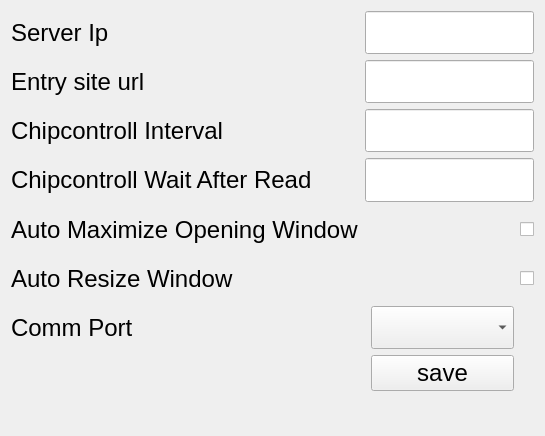
The window that src/views/settings/settings.ui (stivehu/um3) describes before a commit, drawn with Qt 5.
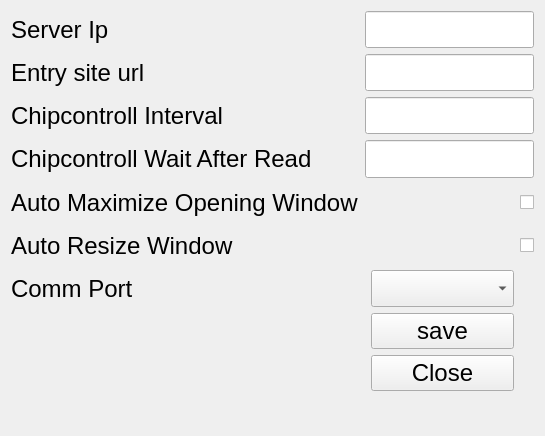
The same window after the commit.

```diff
--- a/src/views/settings/settings.ui
+++ b/src/views/settings/settings.ui
@@ -289,6 +289,18 @@
        </property>
       </widget>
      </item>
+     <item>
+      <widget class="QPushButton" name="closePushButton">
+       <property name="font">
+        <font>
+         <pointsize>18</pointsize>
+        </font>
+       </property>
+       <property name="text">
+        <string>Close</string>
+       </property>
+      </widget>
+     </item>
     </layout>
    </item>
    <item row="8" column="0">
```
